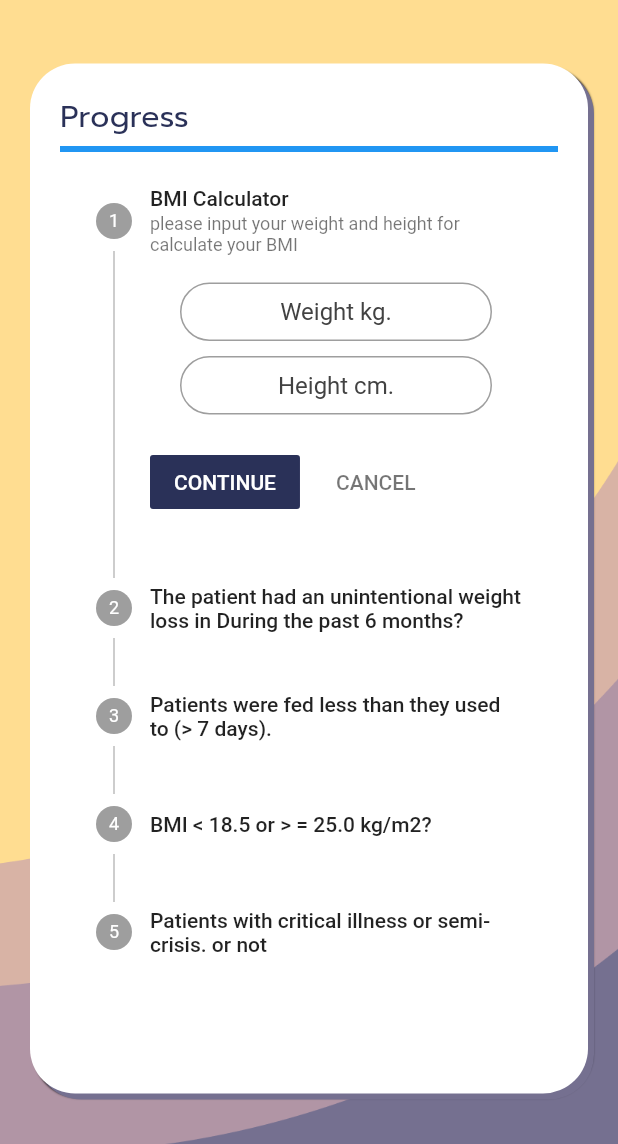
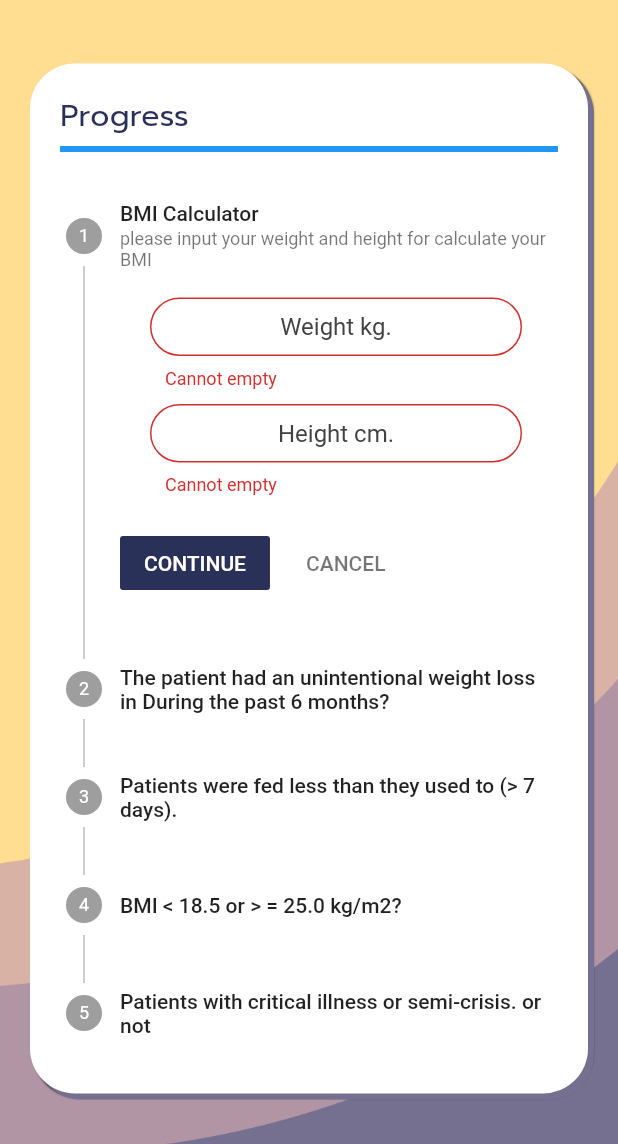
Before and after one commit to GS-KMUTNB/msa-app, a Flutter app: the AssessmentScreen screen opened directly, after a tap on "CONTINUE", on a phone screen of 412 x 824 dp, the part 92-1236 px from its top. Run offline on Flutter 3.47's test engine with Material 2 defaults, Android fonts, the phone set to English and light mode, and no system bars; drawn by our look-alikes of auto_size_text; our stand-ins replace flutter_feather_icons.

Commit message:
feat: 🎸 (bmi) fully bmi feature for v.1.0.0

```diff
--- a/lib/screens/assessment.dart
+++ b/lib/screens/assessment.dart
@@ -1,3 +1,4 @@
+import 'package:auto_size_text/auto_size_text.dart';
 import 'package:flutter/material.dart';
 import 'package:flutter/services.dart';
 import 'package:msa_app/shared/shared.dart';
@@ -22,6 +23,8 @@ class _AssessmentScreenState extends State<AssessmentScreen> {
 
   int _index = 0;
   String bmiValue = "";
+  String resultBmi = "";
+  String interpreBmi = "";
   int val = -1;
   String wValue = "";
   String hValue = "";
@@ -50,9 +53,22 @@ class _AssessmentScreenState extends State<AssessmentScreen> {
     // print("height: " + hValue);
 
     var fromOne = <Step>[
+      // bmi: bmiValue,
+      //                 resultBmi: resultBmi,
+      //                 interpreBmi: interpreBmi,
       Step(
-        title: const Text('BMI Calculator'),
-        subtitle: const Text(
+        title: haveBMIValue
+            ? Text(
+                "BMI: $bmiValue",
+              )
+            : const Text('BMI Calculator'),
+        subtitle: haveBMIValue
+            ? AutoSizeText(
+                "Result: $resultBmi $interpreBmi",
+                minFontSize: 12,
+                maxLines: 2,
+              )
+            : const Text(
                 "please input your weight and height for calculate your BMI"),
         content: BmiForm(
           stepperKey: _formKey,
@@ -70,15 +86,23 @@ class _AssessmentScreenState extends State<AssessmentScreen> {
               hValue = heightController.text;
             });
           },
-          inputFormatters: [
-            FilteringTextInputFormatter.allow(RegExp(r'(^\d*\.?\d*)'))
+          inputFormattersWeight: [
+            FilteringTextInputFormatter.allow(numberRegExp)
           ],
-          validator: (val) {
-            if (val!.isValidNumber) {
+          validatorWeight: (String? val) {
+            if (val == null || val.isEmpty) {
               return 'Cannot empty';
-            } else {
+            }
             return null;
+          },
+          inputFormattersHeight: [
+            FilteringTextInputFormatter.allow(numberRegExp)
+          ],
+          validatorHeight: (String? val) {
+            if (val == null || val.isEmpty) {
+              return 'Cannot empty';
             }
+            return null;
           },
         ),
       ),
@@ -195,19 +219,17 @@ class _AssessmentScreenState extends State<AssessmentScreen> {
                 w: width - 40,
                 h: height / 1.20,
                 color: Colors.white,
-                child: Container(
-                  padding: const EdgeInsets.only(top: 20, left: 20, right: 20),
+                child: Column(
+                  children: [
+                    Padding(
+                      padding: const EdgeInsets.all(20.0),
+                      child: MsaProgressBar(),
+                    ),
+                    Expanded(
                       child: ListView(
+                        physics: const BouncingScrollPhysics(),
                         controller: _controller,
-                    physics: const NeverScrollableScrollPhysics(),
                         children: [
-                      // ignore: fixme
-                      MsaProgressBar(
-                        haveBMI: haveBMIValue,
-                        bmi: bmiValue,
-                        // ignore: fixme
-                      ), //FIXME add logic for progressbar
-                      msaSizeBox(height: 10),
                           MsaStepper(
                             context: context,
                             currentStep: _index,
@@ -237,8 +259,11 @@ class _AssessmentScreenState extends State<AssessmentScreen> {
 
                                     var wD = double.parse(wValue);
                                     var hD = double.parse(hValue);
-                                bmiValue = calculateBMI(wD, hD);
+                                    var bmi = calculateBMI(wD, hD);
 
+                                    bmiValue = bmi.toStringAsFixed(2);
+                                    resultBmi = getResult(bmi);
+                                    interpreBmi = getInterpretation(bmi);
                                     // print(wD);
                                     // print(hD);
 
@@ -264,15 +289,13 @@ class _AssessmentScreenState extends State<AssessmentScreen> {
                               // }
                             },
                             //*on tab
-                        onStepTapped: (int index) {
-                          // setState(() {
-                          //   _index = index;
-                          // });
-                        },
+                            onStepTapped: (int index) => null,
                             steps: fromOne,
                           ),
                         ],
                       ),
+                    ),
+                  ],
                 ),
               ),
             ),
--- a/lib/shared/assessment/bmi.dart
+++ b/lib/shared/assessment/bmi.dart
@@ -13,8 +13,10 @@ class BmiForm extends SizedBox {
     required FocusNode hightFocus,
     Function(String)? onWeightChanged,
     Function(String)? onHeightChanged,
-    required List<TextInputFormatter>? inputFormatters,
-    required String? Function(String?)? validator,
+    required List<TextInputFormatter>? inputFormattersWeight,
+    required String? Function(String?)? validatorWeight,
+    required List<TextInputFormatter>? inputFormattersHeight,
+    required String? Function(String?)? validatorHeight,
   }) : super(
           key: key,
           child: Form(
@@ -38,8 +40,8 @@ class BmiForm extends SizedBox {
                       isDense: true,
                       contentPadding: const EdgeInsets.all(10),
                     ),
-                    inputFormatters: inputFormatters,
-                    validator: validator,
+                    inputFormatters: inputFormattersWeight,
+                    validator: validatorWeight,
                     focusNode: weightFocus,
                     controller: weightController,
                     keyboardType: TextInputType.number,
@@ -62,8 +64,8 @@ class BmiForm extends SizedBox {
                       isDense: true,
                       contentPadding: const EdgeInsets.all(10),
                     ),
-                    inputFormatters: inputFormatters,
-                    validator: validator,
+                    inputFormatters: inputFormattersHeight,
+                    validator: validatorHeight,
                     focusNode: hightFocus,
                     controller: heightController,
                     onChanged: (value) => onHeightChanged!(value),
@@ -76,12 +78,12 @@ class BmiForm extends SizedBox {
         );
 }
 
-String calculateBMI(weight, height) {
+double calculateBMI(double weight, double height) {
   var bmi = (weight / pow(height / 100, 2));
-  return bmi.toStringAsFixed(2);
+  return bmi;
 }
 
-String getResult(bmi) {
+String getResult(double bmi) {
   if (bmi >= 25) {
     return 'Overweight';
   } else if (bmi > 18.5) {
@@ -91,7 +93,7 @@ String getResult(bmi) {
   }
 }
 
-String getInterpretation(bmi) {
+String getInterpretation(double bmi) {
   if (bmi >= 25) {
     return 'You have a higher than normal body weight. Try to exercise more.';
   } else if (bmi >= 18.5) {
--- a/lib/shared/assessment/progress_bar.dart
+++ b/lib/shared/assessment/progress_bar.dart
@@ -4,27 +4,17 @@ import 'package:msa_app/theme/theme.dart';
 class MsaProgressBar extends SizedBox {
   MsaProgressBar({
     Key? key,
-    String bmi = "",
-    bool haveBMI = false,
   }) : super(
           key: key,
           child: Column(
             crossAxisAlignment: CrossAxisAlignment.start,
             children: [
-              Row(
-                mainAxisAlignment: MainAxisAlignment.spaceBetween,
-                children: [
-                  const Text(
-                    "Progress",
-                    style: bodyText1,
-                  ),
-                  haveBMI
-                      ? Text(
-                          "Your BMI: $bmi",
-                          style: bodyText1,
-                        )
-                      : const SizedBox(),
-                ],
+              const Text(
+                "Progress",
+                style: bodyText1,
+              ),
+              const SizedBox(
+                width: 20,
               ),
               msaSizeBox(),
               const LinearProgressIndicator(
--- a/lib/shared/assessment/steper.dart
+++ b/lib/shared/assessment/steper.dart
@@ -19,6 +19,7 @@ class MsaStepper extends Container {
                   ),
             ),
             child: Stepper(
+              physics: const NeverScrollableScrollPhysics(),
               steps: steps,
               currentStep: currentStep,
               onStepCancel: onStepCancel,
--- a/lib/shared/assessment/validator.dart
+++ b/lib/shared/assessment/validator.dart
@@ -1,4 +1,4 @@
-final numberRegExp = RegExp('[0-9][,]');
+final numberRegExp = RegExp(r'(^\d*\.?\d*)');
 
 extension ExtString on String {
   bool get isValidNumber {
--- a/lib/theme/theme.dart
+++ b/lib/theme/theme.dart
@@ -144,4 +144,6 @@ const caption = TextStyle(
 ThemeData msaData() => ThemeData(
       textTheme: textTheme,
       primaryColor: primaryColor,
+      colorScheme:
+          ColorScheme.fromSwatch().copyWith(secondary: Colors.transparent),
     );
```
Lines whose indentation alone changed are shown as unchanged.
